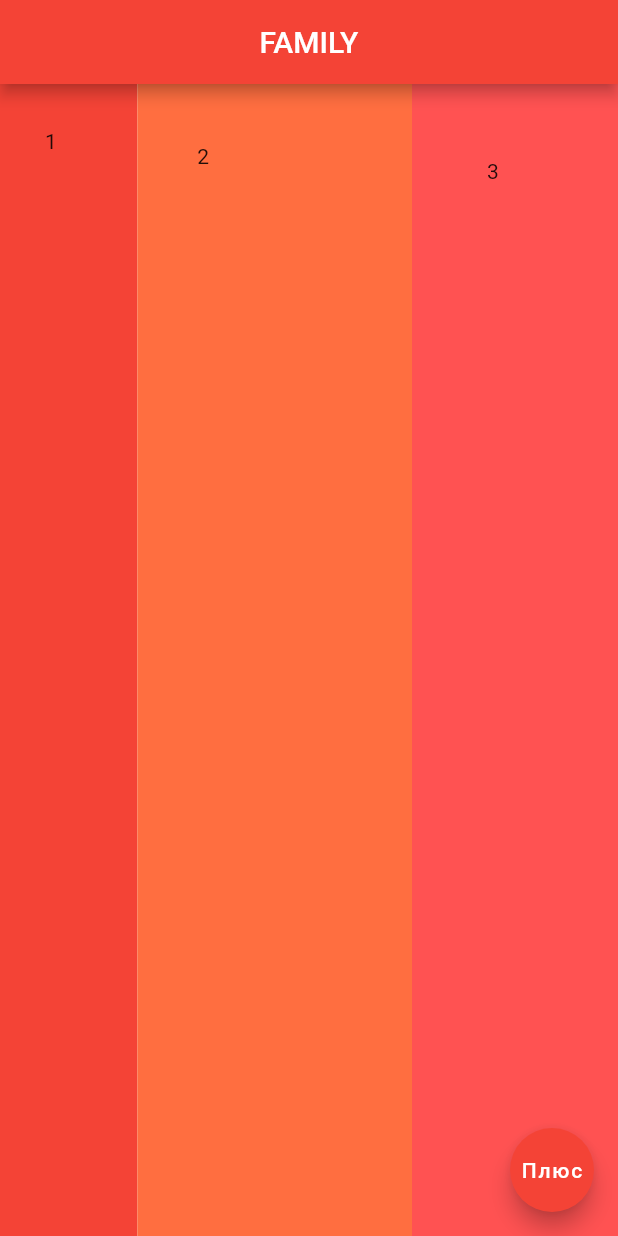
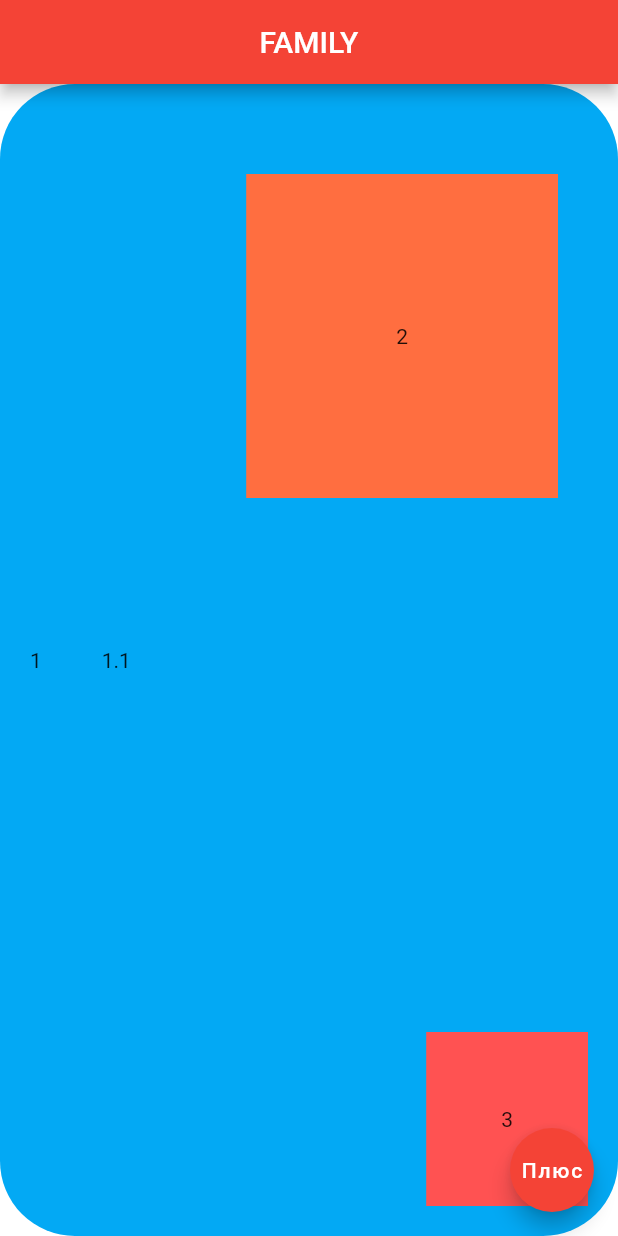
Before and after one commit to devrimma/Widgets, a Flutter app: the screen it shows after launch, on a phone screen of 412 x 824 dp. Run offline on Flutter 3.47's test engine with Material 2 defaults, Android fonts, the phone set to English and light mode, and no system bars.

Commit message:
widgets Stack, Positioned

```diff
--- a/lib/main.dart
+++ b/lib/main.dart
@@ -1,5 +1,4 @@
 import 'dart:ui';
-
 import 'package:flutter/material.dart';
 import 'package:widgets/classes.dart';
 
@@ -18,35 +17,41 @@ class MyFirstWidgets extends StatelessWidget {
             centerTitle: true,
             backgroundColor: Colors.red,
           ),
-          body: Row(
+          body: Container(
+            padding: EdgeInsets.all(20),
+            decoration: BoxDecoration(
+              color: Colors.lightBlue,
+              borderRadius: BorderRadius.circular(50),
+            ),
+            child: Stack(
+              alignment: Alignment.bottomRight,
               children: [
-              Expanded(
-                flex: 2,
-                child: Container(
-                  child: Text("1"),
-                  color: Colors.red,
-                  padding: EdgeInsets.all(30),
+                Row(
+                  children: [
+                    Container(),
+                    Text("1"),
+                    SizedBox(
+                      width: 40,
                     ),
+                    Text("1.1"),
+                  ],
                 ),
-              Expanded(
-                flex: 4,
+                Positioned(
+                  top: 40,
+                  right: 20,
                   child: Container(
                     child: Text("2"),
                     color: Colors.deepOrangeAccent,
-                  padding: EdgeInsets.all(40),
+                    padding: EdgeInsets.all(100),
                   ),
                 ),
-              Expanded(
-                flex: 3,
-                child: Container(
+                Container(
                   child: Text("3"),
                   color: Colors.redAccent,
                   padding: EdgeInsets.all(50),
-                ),
                 )
               ],
-            mainAxisAlignment: MainAxisAlignment.center,
-            crossAxisAlignment: CrossAxisAlignment.stretch,
+            ),
           ),
           floatingActionButton: FloatingActionButton(
             child: Text("Плюс"),
```
Lines whose indentation alone changed are shown as unchanged.
